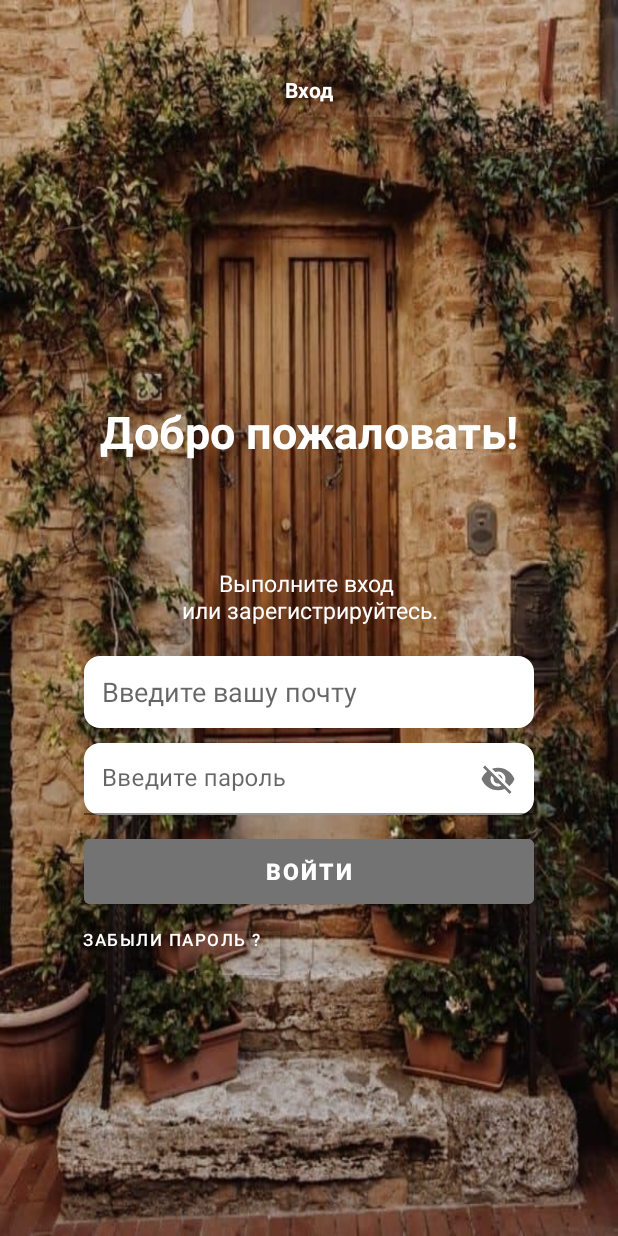
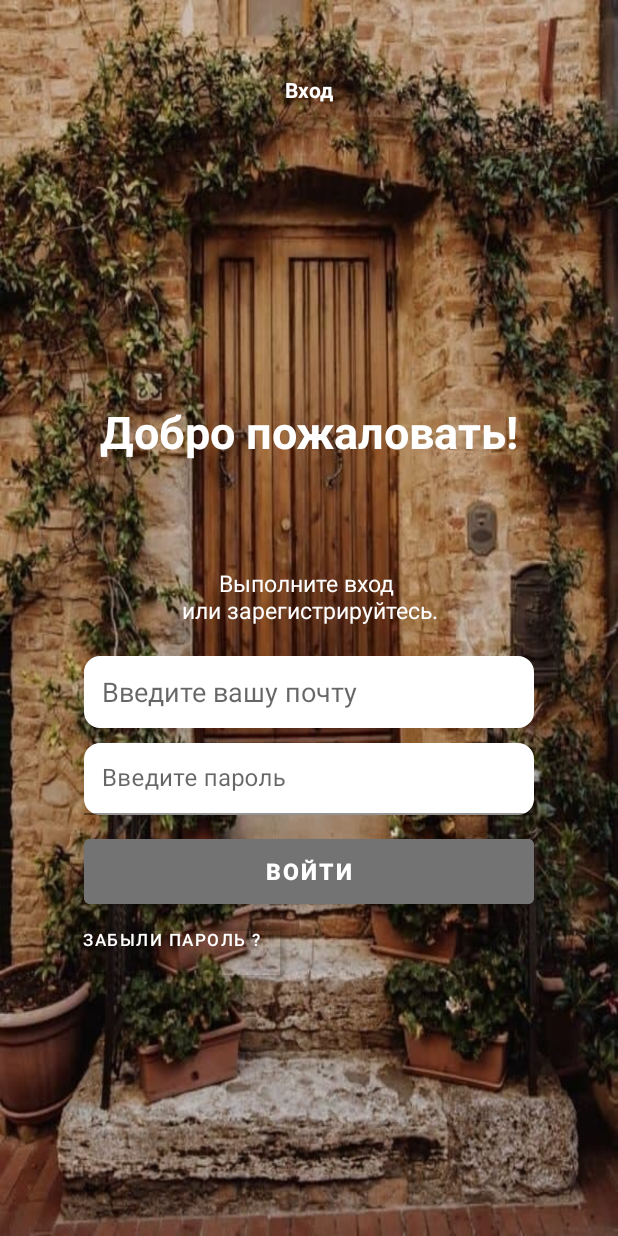
Before and after one commit to albertik001/geektech.android.6hw, an Android app: the screen it shows after launch (MainActivity), on a phone screen of 412 x 824 dp. Run offline under Robolectric (Android 15) with nearby library versions, the phone set to English and light mode, and no system bars.

Commit message:
Забыл passwords

```diff
--- a/app/src/main/res/layout/activity_main.xml
+++ b/app/src/main/res/layout/activity_main.xml
@@ -75,9 +75,10 @@
 <com.google.android.material.textfield.TextInputLayout
     android:layout_width="wrap_content"
     android:layout_height="wrap_content"
-    app:endIconMode="password_toggle"
+
 >
     <EditText
+        android:inputType="textPassword"
     android:id="@+id/edit_parol"
     android:layout_width="300dp"
     android:layout_height="48dp"
```
